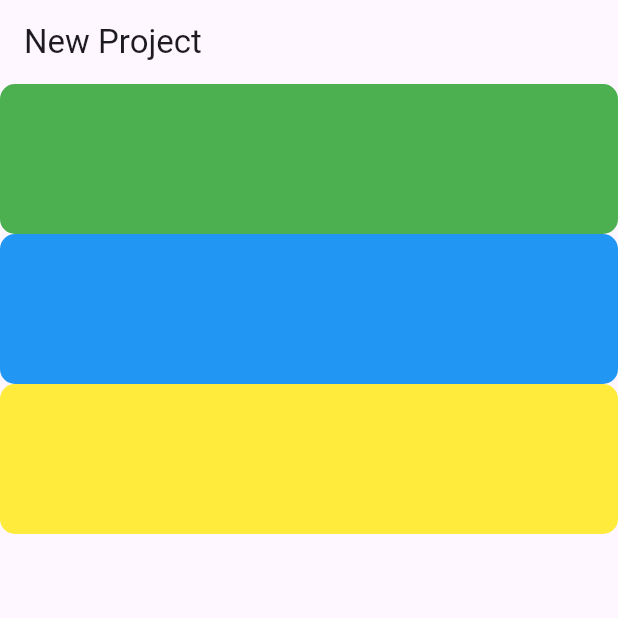
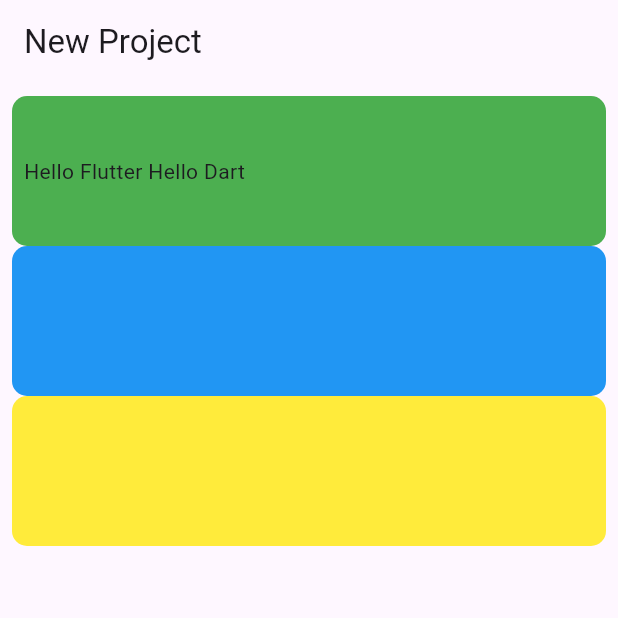
Before and after one commit to Ace-Phatcharapol/Learning-Flutter, a Flutter app: the screen it shows after launch, on a phone screen of 412 x 824 dp, the top half of it. Run offline on Flutter 3.47's test engine with Material 3 defaults, Android fonts, the phone set to English and light mode, and no system bars.

Commit message:
Add padding

```diff
--- a/lib/main.dart
+++ b/lib/main.dart
@@ -28,12 +28,21 @@ class _MyHomePageState extends State<MyHomePage> {
         appBar: AppBar(
           title: const Text("New Project"),
         ),
-        body: Column(
+        body: Padding(
+          padding: const EdgeInsets.all(8.0),
+          child: Column(
             children: [
               Container(
+                padding: const EdgeInsets.all(8.0),
                 decoration: BoxDecoration(
                     color: Colors.green, borderRadius: BorderRadius.circular(10)),
                 height: 100,
+                child: Row(
+                  children: [
+                    Text("Hello Flutter "),
+                    Text("Hello Dart"),
+                  ],
+                ),
               ),
               Container(
                 decoration: BoxDecoration(
@@ -47,6 +56,7 @@ class _MyHomePageState extends State<MyHomePage> {
                 height: 100,
               )
             ],
+          ),
         ));
   }
 }
```
Lines whose indentation alone changed are shown as unchanged.
